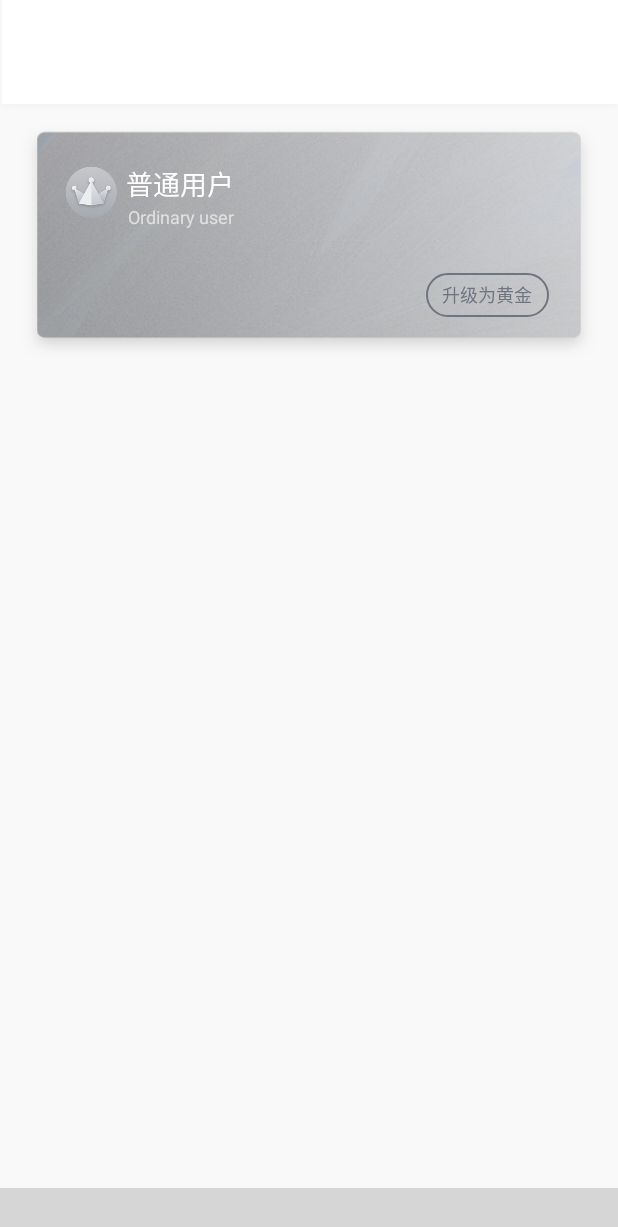
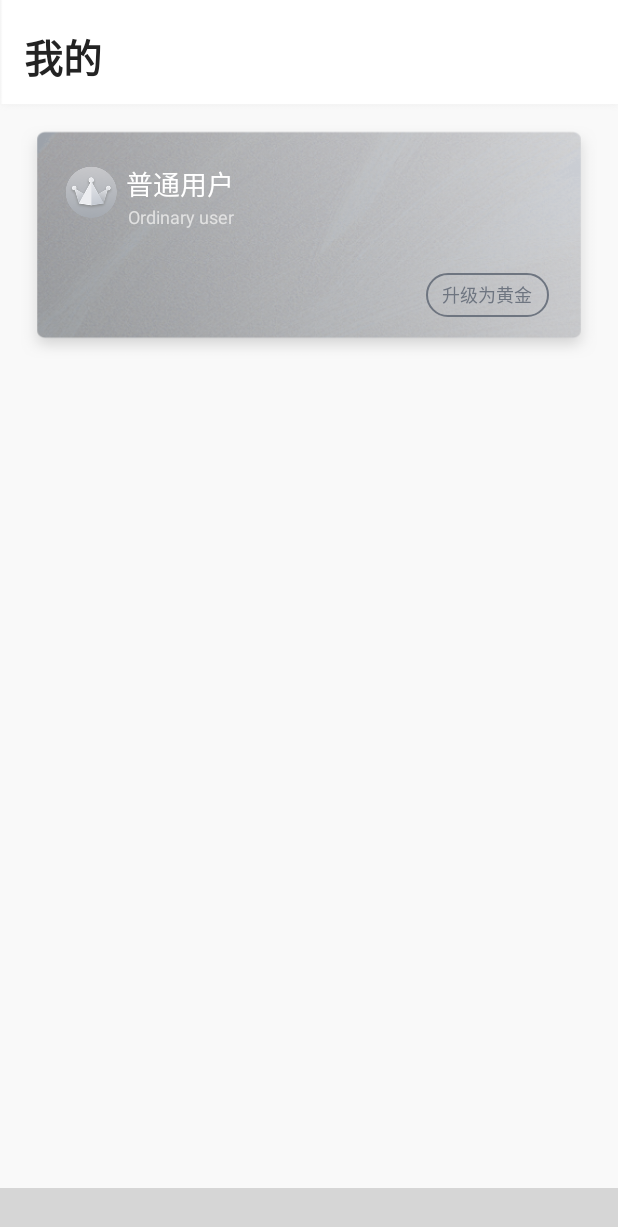
Before and after one commit to taodaren/EJColorFlower, an Android app: the fragment TabMineFragment placed in its activity, on a phone screen of 412 x 824 dp. Shown: the top 1227 px of the screen. Run offline under Robolectric (Android 15) with nearby library versions, the phone set to English and light mode, and no system bars; our stand-ins replace ButterKnife, EventBus; libraries missing offline, so code that uses them is left out: com.allen.library, com.ashokvarma.bottomnavigation, com.jaeger.library, com.lzy.okgo, com.wuxiaolong.pullloadmorerecyclerview and 2 more; plain views replace BottomNavigationBar, SuperTextView; 10 statements that could not run were skipped; grey boxes are pictures that could not be loaded.

Commit message:
我的模块首页布局更新

```diff
--- a/app/src/main/java/cn/eejing/ejcolorflower/view/fragment/TabMineFragment.java
+++ b/app/src/main/java/cn/eejing/ejcolorflower/view/fragment/TabMineFragment.java
@@ -1,4 +1,6 @@
 package cn.eejing.ejcolorflower.view.fragment;
+
+import android.view.View;
 
 import com.allen.library.SuperTextView;
 
@@ -17,20 +19,18 @@ import cn.eejing.ejcolorflower.view.base.BaseFragment;
 
 public class TabMineFragment extends BaseFragment {
 
-    @BindView(R.id.stv_mine_opinion)
-    SuperTextView stvMineOpinion;
-    @BindView(R.id.stv_mine_about)
-    SuperTextView stvMineAbout;
-    @BindView(R.id.stv_mine_set)
-    SuperTextView stvMineSet;
-    @BindView(R.id.stv_mine_order)
-    SuperTextView stvMineOrder;
+    @BindView(R.id.stv_mine_opinion)        SuperTextView stvMineOpinion;
+    @BindView(R.id.stv_mine_about)          SuperTextView stvMineAbout;
+    @BindView(R.id.stv_mine_set)            SuperTextView stvMineSet;
+    @BindView(R.id.stv_mine_order)          SuperTextView stvMineOrder;
 
     public static TabMineFragment newInstance() {
         return new TabMineFragment();
     }
 
-    public TabMineFragment() {
+    @Override
+    public void initToolbar() {
+        setToolbar(R.id.main_toolbar, R.string.mine_name, View.VISIBLE);
     }
 
     @Override
```
